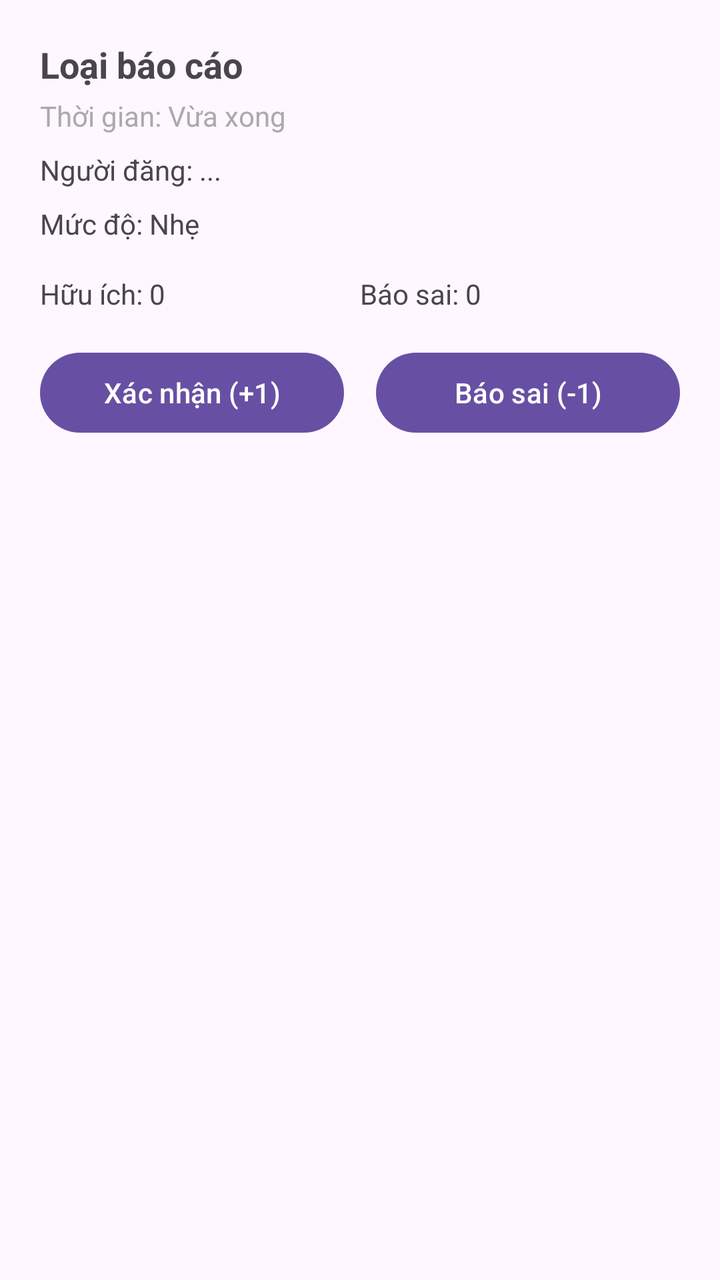
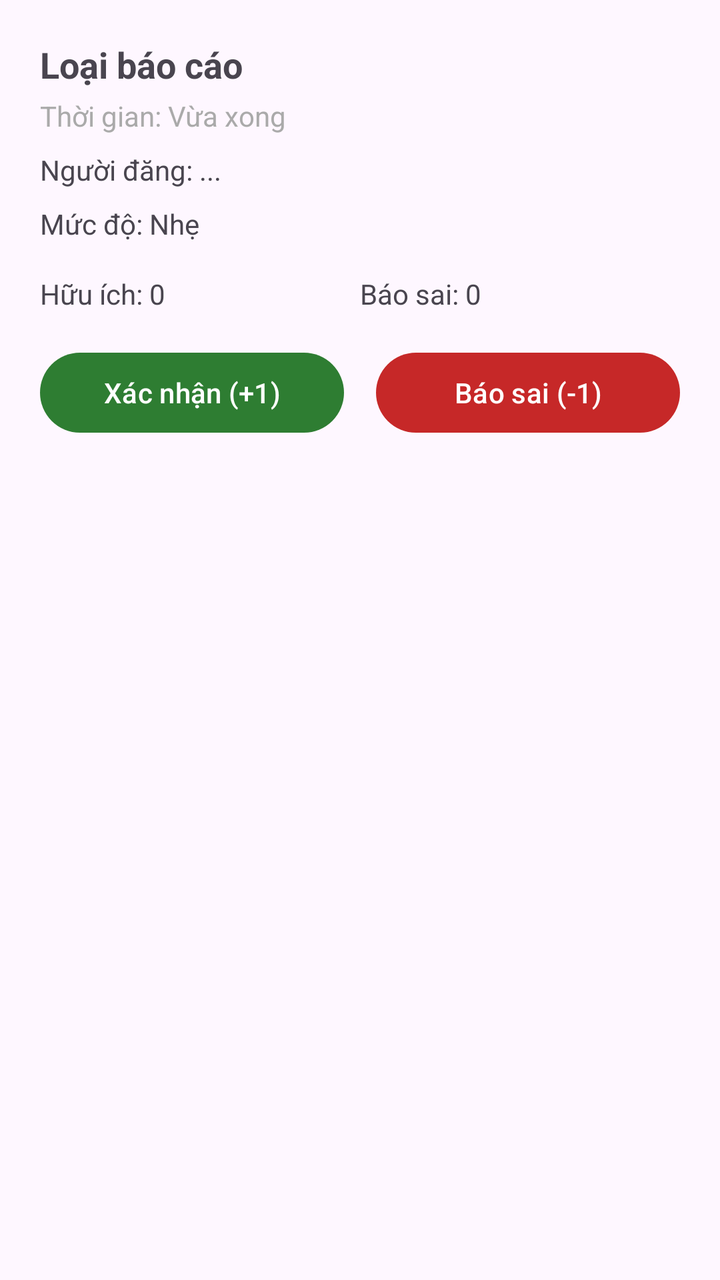

Screens rendered from an Android XML layout before and after an edit, with the pre-edit source and the edit as a unified diff.
<!-- AndroidManifest.xml: application theme Theme.WWarning -->
<!-- res/layout/sheet_report_detail.xml -->
<?xml version="1.0" encoding="utf-8"?>
<LinearLayout xmlns:android="http://schemas.android.com/apk/res/android"
    android:layout_width="match_parent"
    android:layout_height="wrap_content"
    android:orientation="vertical"
    android:padding="20dp">

    <TextView
        android:id="@+id/tvReportCategory"
        android:layout_width="match_parent"
        android:layout_height="wrap_content"
        android:text="Loại báo cáo"
        android:textSize="18sp"
        android:textStyle="bold" />

    <TextView
        android:id="@+id/tvReportTime"
        android:layout_width="match_parent"
        android:layout_height="wrap_content"
        android:layout_marginTop="4dp"
        android:text="Thời gian: Vừa xong"
        android:textColor="@android:color/darker_gray"
        android:textSize="14sp" />

    <TextView
        android:id="@+id/tvReportAuthor"
        android:layout_width="match_parent"
        android:layout_height="wrap_content"
        android:layout_marginTop="8dp"
        android:text="Người đăng: ..."
        android:textSize="14sp" />

    <TextView
        android:id="@+id/tvReportSeverity"
        android:layout_width="wrap_content"
        android:layout_height="wrap_content"
        android:layout_marginTop="8dp"
        android:text="Mức độ: Nhẹ"
        android:textSize="14sp" />

    <LinearLayout
        android:layout_width="match_parent"
        android:layout_height="wrap_content"
        android:layout_marginTop="16dp"
        android:gravity="center_vertical"
        android:orientation="horizontal">

        <TextView
            android:id="@+id/tvUpvoteCount"
            android:layout_width="0dp"
            android:layout_height="wrap_content"
            android:layout_weight="1"
            android:text="Hữu ích: 0"
            android:textSize="14sp" />

        <TextView
            android:id="@+id/tvDownvoteCount"
            android:layout_width="0dp"
            android:layout_height="wrap_content"
            android:layout_weight="1"
            android:text="Báo sai: 0"
            android:textSize="14sp" />
    </LinearLayout>

    <LinearLayout
        android:layout_width="match_parent"
        android:layout_height="wrap_content"
        android:layout_marginTop="16dp"
        android:orientation="horizontal">

        <Button
            android:id="@+id/btnUpvote"
            android:layout_width="0dp"
            android:layout_height="wrap_content"
            android:layout_marginEnd="8dp"
            android:layout_weight="1"
            android:text="Xác nhận (+1)" />

        <Button
            android:id="@+id/btnDownvote"
            android:layout_width="0dp"
            android:layout_height="wrap_content"
            android:layout_marginStart="8dp"
            android:layout_weight="1"
            android:text="Báo sai (-1)" />
    </LinearLayout>

</LinearLayout>
<!-- resources referenced by this layout -->
<resources>
  <style name="Theme.WWarning" parent="Base.Theme.WWarning" />
  <style name="Base.Theme.WWarning" parent="Theme.Material3.DayNight.NoActionBar">
          
          
      </style>
</resources>

<!-- the commit's change to res/layout/sheet_report_detail.xml (unified diff, before → after) -->
@@ -1,9 +1,13 @@
 <?xml version="1.0" encoding="utf-8"?>
 <LinearLayout xmlns:android="http://schemas.android.com/apk/res/android"
+    xmlns:app="http://schemas.android.com/apk/res-auto"
     android:layout_width="match_parent"
     android:layout_height="wrap_content"
     android:orientation="vertical"
-    android:padding="20dp">
+    android:paddingStart="20dp"
+    android:paddingTop="20dp"
+    android:paddingEnd="20dp"
+    android:paddingBottom="32dp">
 
     <TextView
         android:id="@+id/tvReportCategory"
@@ -68,21 +72,36 @@
         android:layout_marginTop="16dp"
         android:orientation="horizontal">
 
-        <Button
+        <com.google.android.material.button.MaterialButton
             android:id="@+id/btnUpvote"
             android:layout_width="0dp"
             android:layout_height="wrap_content"
             android:layout_marginEnd="8dp"
             android:layout_weight="1"
-            android:text="Xác nhận (+1)" />
+            android:text="Xác nhận (+1)"
+            android:textColor="@android:color/white"
+            app:backgroundTint="#2E7D32" />
 
-        <Button
+        <com.google.android.material.button.MaterialButton
             android:id="@+id/btnDownvote"
             android:layout_width="0dp"
             android:layout_height="wrap_content"
             android:layout_marginStart="8dp"
             android:layout_weight="1"
-            android:text="Báo sai (-1)" />
+            android:text="Báo sai (-1)"
+            android:textColor="@android:color/white"
+            app:backgroundTint="#C62828" />
     </LinearLayout>
 
+    <com.google.android.material.button.MaterialButton
+        android:id="@+id/btnDeleteMyReport"
+        style="@style/Widget.MaterialComponents.Button.OutlinedButton"
+        android:layout_width="match_parent"
+        android:layout_height="wrap_content"
+        android:layout_marginTop="12dp"
+        android:text="🗑️ Xóa báo cáo này"
+        android:textColor="#D32F2F"
+        android:visibility="gone"
+        app:strokeColor="#D32F2F" />
+
 </LinearLayout>
